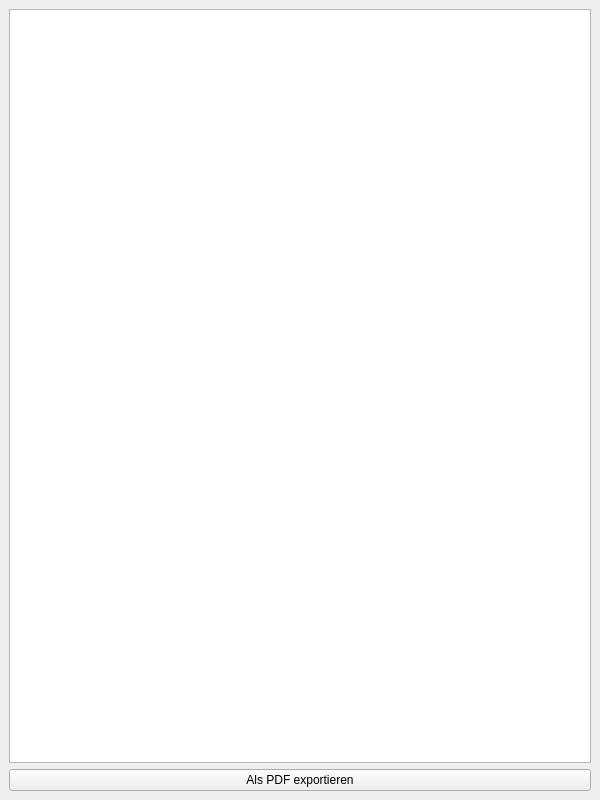
This is Costimizer/discounterwindow.ui in TutorExilius/Costimizer as Qt 5 draws it before an edit. The edited form follows.
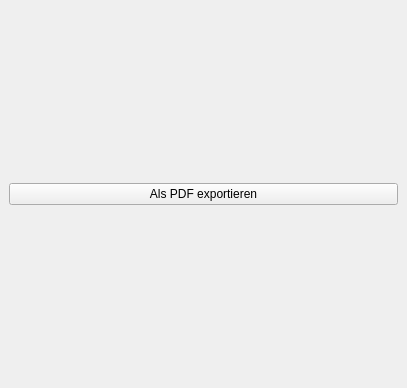
This is the edited form.

What changed in the file:
```diff
--- a/Costimizer/discounterwindow.ui
+++ b/Costimizer/discounterwindow.ui
@@ -9,8 +9,8 @@
    <rect>
     <x>0</x>
     <y>0</y>
-    <width>600</width>
-    <height>800</height>
+    <width>407</width>
+    <height>388</height>
    </rect>
   </property>
   <property name="windowTitle">
@@ -19,22 +19,21 @@
   <widget class="QWidget" name="centralwidget">
    <layout class="QVBoxLayout" name="verticalLayout">
     <item>
-     <widget class="QListWidget" name="listWidget_discounterShopItems">
-      <property name="selectionMode">
-       <enum>QAbstractItemView::MultiSelection</enum>
-      </property>
-      <property name="selectionBehavior">
-       <enum>QAbstractItemView::SelectRows</enum>
-      </property>
-     </widget>
+     <layout class="QVBoxLayout" name="verticalLayout_table"/>
     </item>
     <item>
      <layout class="QHBoxLayout" name="horizontalLayout">
+      <property name="topMargin">
+       <number>0</number>
+      </property>
       <property name="bottomMargin">
        <number>0</number>
       </property>
       <item>
        <widget class="QPushButton" name="pushButton_printToPdf">
+        <property name="enabled">
+         <bool>true</bool>
+        </property>
         <property name="text">
          <string>Als PDF exportieren</string>
         </property>
```
